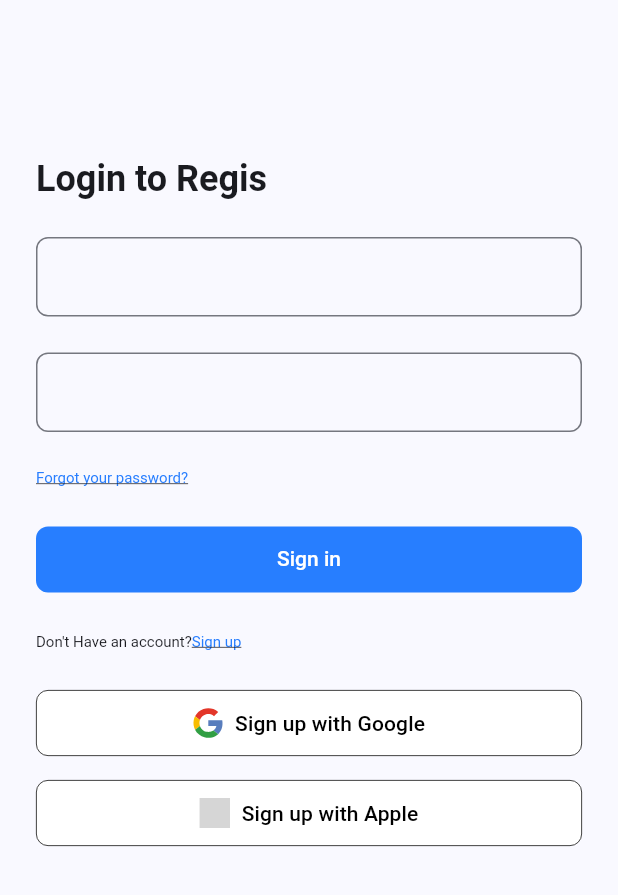
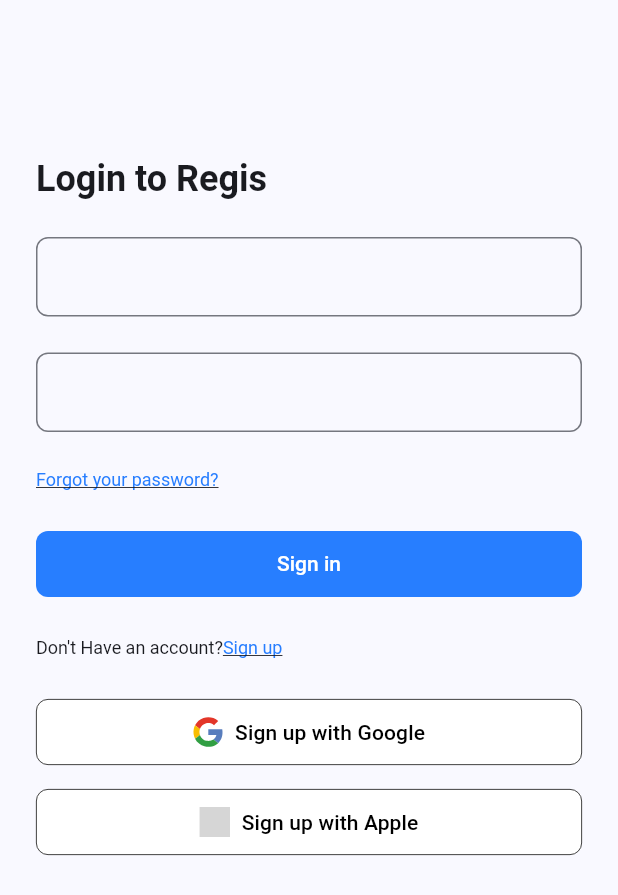
Before and after one commit to suzubki/expenshees, a Flutter app: the screen it shows after launch, on a phone screen of 412 x 824 dp. Shown: the top 895 px of the screen. Run offline on Flutter 3.47's test engine with Material 3 defaults, Android fonts, the light colour scheme and no system bars; our stand-ins replace bloc, dio, equatable, firebase_auth, firebase_core, flutter_bloc and 6 more; missing offline and left inert: firebase_app_check; accounts and stored records are empty; grey boxes are pictures that could not be loaded.

Commit message:
feat: changed body small size from 10px to 12px

```diff
--- a/lib/core/theme.dart
+++ b/lib/core/theme.dart
@@ -34,7 +34,7 @@ class RegisTheme {
           fontFamily: 'Roboto',
         ),
         bodySmall: TextStyle(
-          fontSize: 10,
+          fontSize: 12,
           letterSpacing: -0.002,
           fontFamily: 'Roboto',
         ),
```
